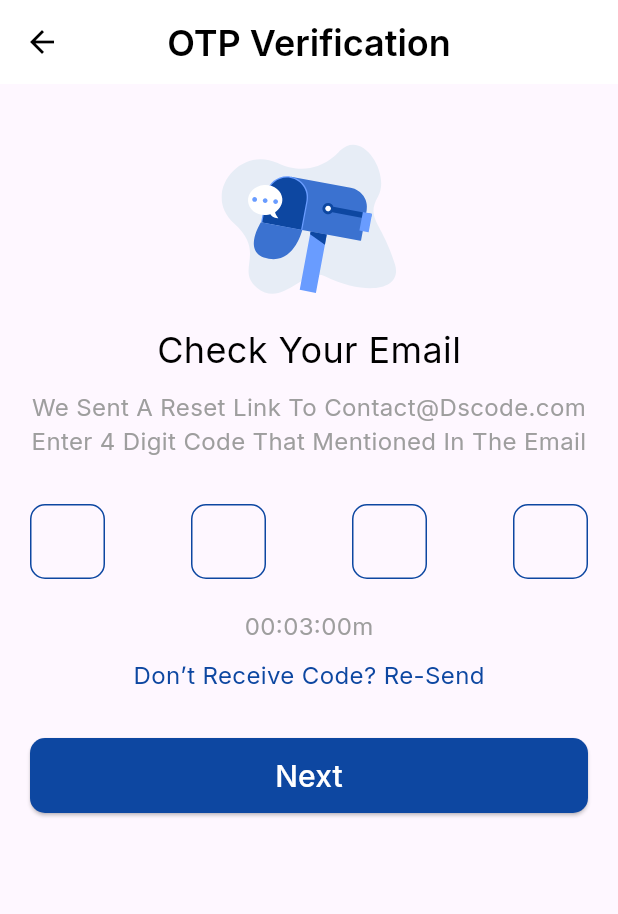
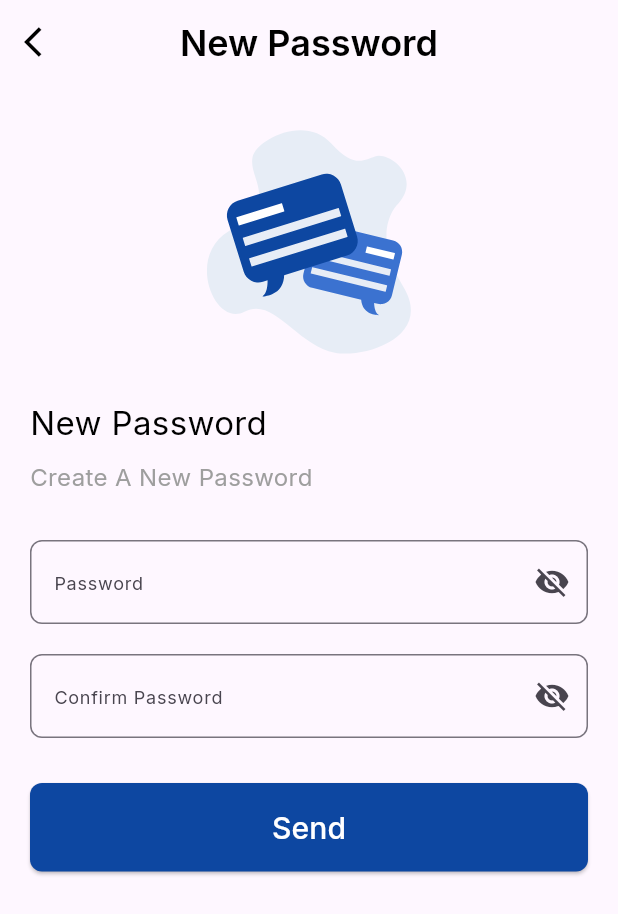
Before and after one commit to Moazzibrahim/Travelta, a Flutter app: the OTPVerificationScreen screen opened directly, after a tap on "Next", on a phone screen of 412 x 824 dp. Shown: the top 914 px of the screen. Run offline on Flutter 3.47's test engine with Material 3 defaults, Android fonts, the phone set to English and light mode, and no system bars; our stand-ins replace flutter_svg, google_fonts, pinput.

Commit message:
auth except sign up

```diff
--- a/lib/view/Auth/otp_screen.dart
+++ /dev/null
@@ -1,139 +0,0 @@
-import 'package:flutter/material.dart';
-import 'package:flutter/services.dart';
-import 'package:flutter_svg/flutter_svg.dart';
-import 'package:flutter_travelta/constants/colors.dart';
-
-class OTPVerificationScreen extends StatelessWidget {
-  const OTPVerificationScreen({super.key});
-
-  @override
-  Widget build(BuildContext context) {
-    return Scaffold(
-      appBar: AppBar(
-        leading: IconButton(
-          icon: const Icon(Icons.arrow_back),
-          onPressed: () {
-            Navigator.pop(context);
-          },
-        ),
-        title: const Text(
-          'OTP Verification',
-          style: TextStyle(fontSize: 24, fontWeight: FontWeight.w600),
-        ),
-        centerTitle: true,
-        elevation: 0,
-        backgroundColor: Colors.white,
-        foregroundColor: Colors.black,
-      ),
-      body: Padding(
-        padding: const EdgeInsets.symmetric(horizontal: 20),
-        child: Column(
-          crossAxisAlignment: CrossAxisAlignment.center,
-          children: [
-            const SizedBox(height: 40),
-            SvgPicture.asset(
-              'assets/images/otp.svg', // Replace with your image path
-              height: 100,
-            ),
-            const SizedBox(height: 20),
-            const Text(
-              'Check Your Email',
-              style: TextStyle(
-                fontSize: 24,
-                fontWeight: FontWeight.w400,
-                color: Colors.black,
-              ),
-            ),
-            const SizedBox(height: 10),
-            const Text(
-              'We Sent A Reset Link To Contact@Dscode.com\n'
-              'Enter 4 Digit Code That Mentioned In The Email',
-              textAlign: TextAlign.center,
-              style: TextStyle(
-                fontSize: 16,
-                fontWeight: FontWeight.w400,
-                color: Colors.grey,
-              ),
-            ),
-            const SizedBox(height: 30),
-            Row(
-              mainAxisAlignment: MainAxisAlignment.spaceBetween,
-              children: List.generate(
-                4,
-                (index) => Container(
-                  width: 50,
-                  height: 50,
-                  decoration: BoxDecoration(
-                    border: Border.all(color: mainColor),
-                    borderRadius: BorderRadius.circular(10),
-                  ),
-                  child: Center(
-                    child: TextField(
-                      textAlign: TextAlign.center,
-                      keyboardType: TextInputType.number,
-                      maxLength: 1,
-                      style: const TextStyle(fontSize: 20),
-                      decoration: const InputDecoration(
-                        counterText: '',
-                        border: InputBorder.none,
-                      ),
-                      inputFormatters: [FilteringTextInputFormatter.digitsOnly],
-                    ),
-                  ),
-                ),
-              ),
-            ),
-            const SizedBox(height: 20),
-            const Text(
-              '00:03:00m',
-              style: TextStyle(
-                fontSize: 16,
-                color: Colors.grey,
-              ),
-            ),
-            const SizedBox(height: 10),
-            GestureDetector(
-              onTap: () {
-                // Handle resend action
-              },
-              child: Text(
-                'Don’t Receive Code? Re-Send',
-                style: TextStyle(
-                    color: mainColor,
-                    fontWeight: FontWeight.w400,
-                    fontSize: 16),
-              ),
-            ),
-            const SizedBox(
-              height: 30,
-            ),
-            SizedBox(
-              width: double.infinity,
-              height: 50,
-              child: ElevatedButton(
-                onPressed: () {
-                  // Handle next button action
-                },
-                style: ElevatedButton.styleFrom(
-                  backgroundColor: mainColor,
-                  shape: RoundedRectangleBorder(
-                    borderRadius: BorderRadius.circular(10),
-                  ),
-                ),
-                child: const Text(
-                  'Next',
-                  style: TextStyle(
-                    fontSize: 20,
-                    fontWeight: FontWeight.w500,
-                    color: Colors.white,
-                  ),
-                ),
-              ),
-            ),
-            const SizedBox(height: 20),
-          ],
-        ),
-      ),
-    );
-  }
-}
--- /dev/null
+++ b/lib/view/screens/Auth/new_password_screen.dart
@@ -0,0 +1,148 @@
+import 'package:flutter/material.dart';
+import 'package:flutter_svg/flutter_svg.dart';
+import 'package:flutter_travelta/constants/colors.dart';
+import 'package:flutter_travelta/view/widgets/appbar_widget.dart';
+
+class NewPasswordScreen extends StatefulWidget {
+  const NewPasswordScreen({super.key});
+
+  @override
+  State<NewPasswordScreen> createState() => _NewPasswordScreenState();
+}
+
+class _NewPasswordScreenState extends State<NewPasswordScreen> {
+  final TextEditingController _passwordController = TextEditingController();
+  final TextEditingController _confirmPasswordController =
+      TextEditingController();
+  bool _isPasswordVisible = false;
+  bool _isConfirmPasswordVisible = false;
+
+  @override
+  Widget build(BuildContext context) {
+    return Scaffold(
+      appBar: const CustomAppBar(title: "New Password"),
+      body: SingleChildScrollView(
+        padding: const EdgeInsets.symmetric(horizontal: 20),
+        child: Column(
+          crossAxisAlignment: CrossAxisAlignment.center,
+          children: [
+            const SizedBox(height: 30),
+            // Illustration
+            SvgPicture.asset(
+              'assets/images/newpass.svg', // Replace with your asset path
+              height: 150,
+            ),
+            const SizedBox(height: 30),
+            // New Password Text
+            const Column(
+              children: [
+                Row(
+                  mainAxisAlignment: MainAxisAlignment.start,
+                  children: [
+                    Text(
+                      'New Password',
+                      style: TextStyle(
+                        fontSize: 22,
+                        fontWeight: FontWeight.w400,
+                        color: Colors.black,
+                      ),
+                    ),
+                  ],
+                ),
+                SizedBox(height: 10),
+                Row(
+                  mainAxisAlignment: MainAxisAlignment.start,
+                  children: [
+                    Text(
+                      'Create A New Password',
+                      style: TextStyle(
+                          fontSize: 16,
+                          color: Colors.grey,
+                          fontWeight: FontWeight.w400),
+                    ),
+                  ],
+                ),
+              ],
+            ),
+            const SizedBox(height: 30),
+            // Password Field
+            TextField(
+              controller: _passwordController,
+              obscureText: !_isPasswordVisible,
+              decoration: InputDecoration(
+                hintText: 'Password',
+                hintStyle:
+                    const TextStyle(fontSize: 12, fontWeight: FontWeight.w400),
+                border: OutlineInputBorder(
+                  borderRadius: BorderRadius.circular(8),
+                ),
+                suffixIcon: IconButton(
+                  icon: Icon(
+                    _isPasswordVisible
+                        ? Icons.visibility
+                        : Icons.visibility_off,
+                  ),
+                  onPressed: () {
+                    setState(() {
+                      _isPasswordVisible = !_isPasswordVisible;
+                    });
+                  },
+                ),
+              ),
+            ),
+            const SizedBox(height: 20),
+            // Confirm Password Field
+            TextField(
+              controller: _confirmPasswordController,
+              obscureText: !_isConfirmPasswordVisible,
+              decoration: InputDecoration(
+                hintText: "Confirm Password",
+                hintStyle:
+                    const TextStyle(fontSize: 12, fontWeight: FontWeight.w400),
+                border: OutlineInputBorder(
+                  borderRadius: BorderRadius.circular(8),
+                ),
+                suffixIcon: IconButton(
+                  icon: Icon(
+                    _isConfirmPasswordVisible
+                        ? Icons.visibility
+                        : Icons.visibility_off,
+                  ),
+                  onPressed: () {
+                    setState(() {
+                      _isConfirmPasswordVisible = !_isConfirmPasswordVisible;
+                    });
+                  },
+                ),
+              ),
+            ),
+            const SizedBox(height: 30),
+            // Send Button
+            SizedBox(
+              width: double.infinity,
+              child: ElevatedButton(
+                onPressed: () {
+                  // Handle send button action
+                },
+                style: ElevatedButton.styleFrom(
+                  backgroundColor: mainColor,
+                  padding: const EdgeInsets.symmetric(vertical: 15),
+                  shape: RoundedRectangleBorder(
+                    borderRadius: BorderRadius.circular(8),
+                  ),
+                ),
+                child: const Text(
+                  'Send',
+                  style: TextStyle(
+                      fontSize: 20,
+                      color: Colors.white,
+                      fontWeight: FontWeight.w500),
+                ),
+              ),
+            ),
+          ],
+        ),
+      ),
+    );
+  }
+}
--- /dev/null
+++ b/lib/view/screens/Auth/otp_screen.dart
@@ -0,0 +1,147 @@
+// ignore_for_file: avoid_print
+
+import 'package:flutter/material.dart';
+import 'package:flutter/services.dart';
+import 'package:flutter_svg/flutter_svg.dart';
+import 'package:flutter_travelta/constants/colors.dart';
+import 'package:flutter_travelta/view/screens/Auth/new_password_screen.dart';
+import 'package:flutter_travelta/view/widgets/appbar_widget.dart';
+import 'package:pinput/pinput.dart'; // Add this package to your pubspec.yaml
+
+class OTPVerificationScreen extends StatelessWidget {
+  const OTPVerificationScreen({super.key});
+
+  @override
+  Widget build(BuildContext context) {
+    return Scaffold(
+      appBar: const CustomAppBar(title: 'OTP Verification'),
+      body: SingleChildScrollView(
+        child: Padding(
+          padding: const EdgeInsets.symmetric(horizontal: 20),
+          child: Column(
+            crossAxisAlignment: CrossAxisAlignment.center,
+            children: [
+              const SizedBox(height: 40),
+              SvgPicture.asset(
+                'assets/images/otp.svg', // Replace with your image path
+                height: 100,
+              ),
+              const SizedBox(height: 20),
+              const Text(
+                'Check Your Email',
+                style: TextStyle(
+                  fontSize: 24,
+                  fontWeight: FontWeight.w400,
+                  color: Colors.black,
+                ),
+              ),
+              const SizedBox(height: 10),
+              const Text(
+                'We Sent A Reset Link To Contact@Dscode.com\n'
+                'Enter 4 Digit Code That Mentioned In The Email',
+                textAlign: TextAlign.center,
+                style: TextStyle(
+                  fontSize: 16,
+                  fontWeight: FontWeight.w400,
+                  color: Colors.grey,
+                ),
+              ),
+              const SizedBox(height: 30),
+              // Pinput widget for OTP input
+              Pinput(
+                length: 4,
+                showCursor: true,
+                keyboardType: TextInputType.number,
+                inputFormatters: [FilteringTextInputFormatter.digitsOnly],
+                mainAxisAlignment: MainAxisAlignment.spaceEvenly,
+                onCompleted: (pin) {
+                  // Handle OTP complete input
+                  print("Entered OTP: $pin");
+                },
+                defaultPinTheme: PinTheme(
+                  width: 50,
+                  height: 50,
+                  textStyle: const TextStyle(
+                    fontSize: 20,
+                    fontWeight: FontWeight.bold,
+                    color: Colors.black,
+                  ),
+                  decoration: BoxDecoration(
+                    border: Border.all(color: mainColor),
+                    borderRadius: BorderRadius.circular(10),
+                  ),
+                ),
+                focusedPinTheme: PinTheme(
+                  width: 50,
+                  height: 50,
+                  textStyle: const TextStyle(
+                    fontSize: 20,
+                    fontWeight: FontWeight.bold,
+                    color: Colors.black,
+                  ),
+                  decoration: BoxDecoration(
+                    border: Border.all(color: mainColor, width: 2),
+                    borderRadius: BorderRadius.circular(10),
+                  ),
+                ),
+              ),
+              const SizedBox(height: 20),
+              const Text(
+                '00:03:00m',
+                style: TextStyle(
+                  fontSize: 16,
+                  color: Colors.grey,
+                ),
+              ),
+              const SizedBox(height: 10),
+              GestureDetector(
+                onTap: () {
+                  // Handle resend action
+                },
+                child: Text(
+                  'Don’t Receive Code? Re-Send',
+                  style: TextStyle(
+                    color: mainColor,
+                    fontWeight: FontWeight.w400,
+                    fontSize: 16,
+                  ),
+                ),
+              ),
+              const SizedBox(
+                height: 30,
+              ),
+              SizedBox(
+                width: double.infinity,
+                height: 50,
+                child: ElevatedButton(
+                  onPressed: () {
+                    // Handle next button action
+                    Navigator.push(
+                        context,
+                        MaterialPageRoute(
+                            builder: (context) => const NewPasswordScreen()));
+                  },
+                  style: ElevatedButton.styleFrom(
+                    backgroundColor: mainColor,
+                    shape: RoundedRectangleBorder(
+                      borderRadius: BorderRadius.circular(10),
+                    ),
+                  ),
+                  child: const Text(
+                    'Next',
+                    style: TextStyle(
+                      fontSize: 20,
+                      fontWeight: FontWeight.w500,
+                      color: Colors.white,
+                    ),
+                  ),
+                ),
+              ),
+              const SizedBox(height: 20),
+            ],
+          ),
+        ),
+      ),
+    );
+  }
+}
--- a/lib/view/screens/splash/splash_screen.dart
+++ b/lib/view/screens/splash/splash_screen.dart
@@ -3,7 +3,7 @@
 import 'package:flutter/material.dart';
 import 'package:flutter_svg/flutter_svg.dart'; // Import for SVG
 import 'package:flutter_travelta/constants/colors.dart';
-import 'package:flutter_travelta/view/Auth/login_screen.dart';
+import 'package:flutter_travelta/view/screens/Auth/login_screen.dart';
 
 class SplashScreen extends StatefulWidget {
   const SplashScreen({super.key});
--- /dev/null
+++ b/lib/view/widgets/appbar_widget.dart
@@ -0,0 +1,40 @@
+import 'package:flutter/material.dart';
+
+class CustomAppBar extends StatelessWidget implements PreferredSizeWidget {
+  final String title;
+  final VoidCallback? onBackPressed;
+  final Color? titleColor;
+  final double? titleFontSize;
+
+  const CustomAppBar({
+    super.key,
+    required this.title,
+    this.onBackPressed,
+    this.titleColor = Colors.black,
+    this.titleFontSize = 24,
+  });
+
+  @override
+  Widget build(BuildContext context) {
+    return AppBar(
+      leading: IconButton(
+        icon: const Icon(Icons.arrow_back_ios, color: Colors.black),
+        onPressed: onBackPressed ?? () => Navigator.pop(context),
+      ),
+      title: Text(
+        title,
+        style: TextStyle(
+          color: titleColor,
+          fontSize: titleFontSize,
+          fontWeight: FontWeight.w600,
+        ),
+      ),
+      backgroundColor: Colors.transparent,
+      elevation: 0,
+      centerTitle: true,
+    );
+  }
+
+  @override
+  Size get preferredSize => const Size.fromHeight(kToolbarHeight);
+}
--- a/pubspec.yaml
+++ b/pubspec.yaml
@@ -33,6 +33,7 @@ dependencies:
     sdk: flutter
   flutter_svg: ^2.0.16
   google_fonts: ^6.2.1
+  pinput: ^5.0.0
 
 dev_dependencies:
   flutter_lints: ^4.0.0
```
Also changed, not shown: lib/view/screens/Auth/forget_password_screen.dart (renamed from lib/view/Auth/forget_password_screen.dart, +4 -16 lines), lib/view/screens/Auth/login_screen.dart (renamed from lib/view/Auth/login_screen.dart, +15 -21 lines), lib/view/screens/Auth/sign_up_screen.dart (added, +196 -0 lines), assets/images/backgoround.svg (added), assets/images/down.svg (added), assets/images/newpass.svg (added).
